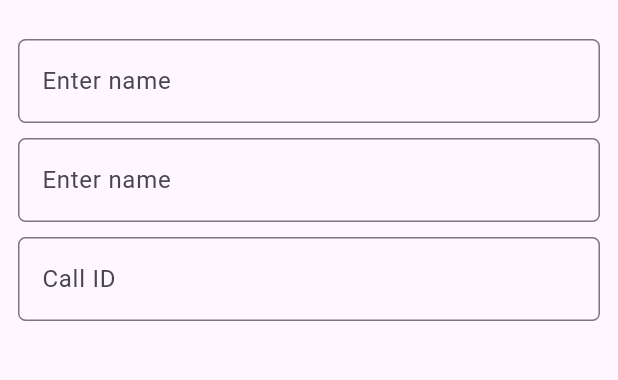
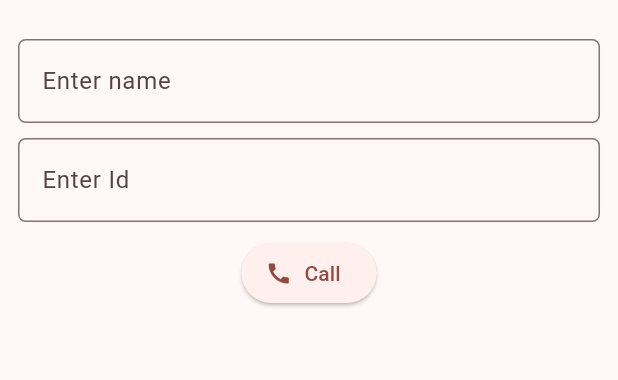
Before and after one commit to Sharathk1999/video-call-app, a Flutter app: the screen it shows after launch, on a phone screen of 412 x 824 dp, the part 63-443 px from its top. Run offline on Flutter 3.47's test engine with Material 3 defaults, Android fonts, the phone set to English and light mode, and no system bars; missing offline and left inert: zego_uikit_prebuilt_call.

Commit message:
video call working

```diff
--- a/lib/core/app.dart
+++ b/lib/core/app.dart
@@ -9,7 +9,7 @@ class MyApp extends StatelessWidget {
     return MaterialApp(
       title: 'Flutter Demo',
       theme: ThemeData(
-        colorScheme: ColorScheme.fromSeed(seedColor: Colors.deepPurple),
+        colorScheme: ColorScheme.fromSeed(seedColor: Colors.red),
         useMaterial3: true,
       ),
       home:const HomePage()
--- a/lib/pages/home_page.dart
+++ b/lib/pages/home_page.dart
@@ -1,4 +1,6 @@
 import 'package:flutter/material.dart';
+import 'package:uuid/uuid.dart';
+import 'package:video_call/pages/video_call_page.dart';
 
 class HomePage extends StatefulWidget {
   const HomePage({super.key});
@@ -8,47 +10,65 @@ class HomePage extends StatefulWidget {
 }
 
 class _HomePageState extends State<HomePage> {
+  final _formKey = GlobalKey<FormState>();
+  final _nameController = TextEditingController();
+  final _idController = TextEditingController();
   @override
   Widget build(BuildContext context) {
-    return  Scaffold(
+    return Scaffold(
       appBar: AppBar(
-        title:const Text('Video Call'),
+        title: const Text('Video Call'),
       ),
       body: Padding(
         padding: const EdgeInsets.all(12.0),
         child: SafeArea(
+          child: Form(
+            key: _formKey,
             child: Column(
               children: [
-              TextField(
+                TextFormField(
+                  controller: _nameController,
                   decoration: InputDecoration(
                       border: OutlineInputBorder(
                         borderRadius: BorderRadius.circular(5),
                       ),
-                  hintText: 'Enter name'
+                      hintText: 'Enter name'),
                 ),
-
+                const SizedBox(
+                  height: 10,
                 ),
-              const SizedBox(height: 10,),
-              TextField(
+                TextFormField(
+                  controller: _idController,
                   decoration: InputDecoration(
                       border: OutlineInputBorder(
                         borderRadius: BorderRadius.circular(5),
                       ),
-                  hintText: 'Enter name'
+                      hintText: 'Enter Id'),
                 ),
-
+                const SizedBox(
+                  height: 10,
                 ),
-              const SizedBox(height: 10,),
-              TextField(
-                decoration: InputDecoration(
-                  border: OutlineInputBorder(
-                    borderRadius: BorderRadius.circular(5),
+                ElevatedButton.icon(
+                  onPressed: () {
+                    var uuid = Uuid();
+                    String userID = '${_nameController.text.trim()}${uuid.v4()}';
+                    print(userID);
+                    Navigator.push(
+                      context,
+                      MaterialPageRoute(
+                        builder: (context) => CallPage(
+                          callID: _idController.text.trim(),
+                          userName: _nameController.text.trim(),
+                          userID: userID,
                         ),
-                  hintText: 'Call ID'
                       ),
-
+                    );
+                  },
+                  icon: const Icon(Icons.call),
+                  label: const Text('Call'),
                 ),
               ],
+            ),
           ),
         ),
       ),
--- a/pubspec.yaml
+++ b/pubspec.yaml
@@ -36,6 +36,7 @@ dependencies:
   # Use with the CupertinoIcons class for iOS style icons.
   cupertino_icons: ^1.0.2
   zego_uikit_prebuilt_call: ^3.17.9
+  uuid: ^3.0.7
 
 dev_dependencies:
   flutter_test:
```
Also changed, not shown: lib/pages/video_call_page.dart (+12 -4 lines), pubspec.lock. Lines whose indentation alone changed are shown as unchanged.
